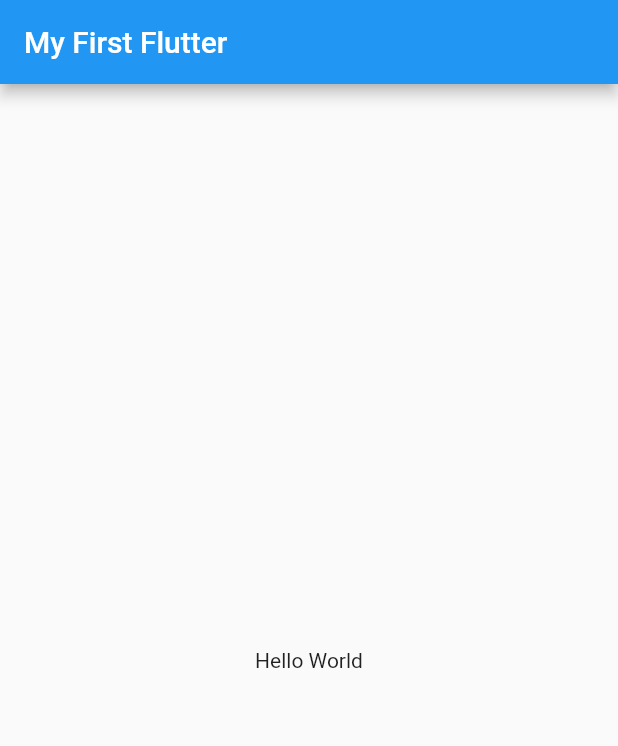
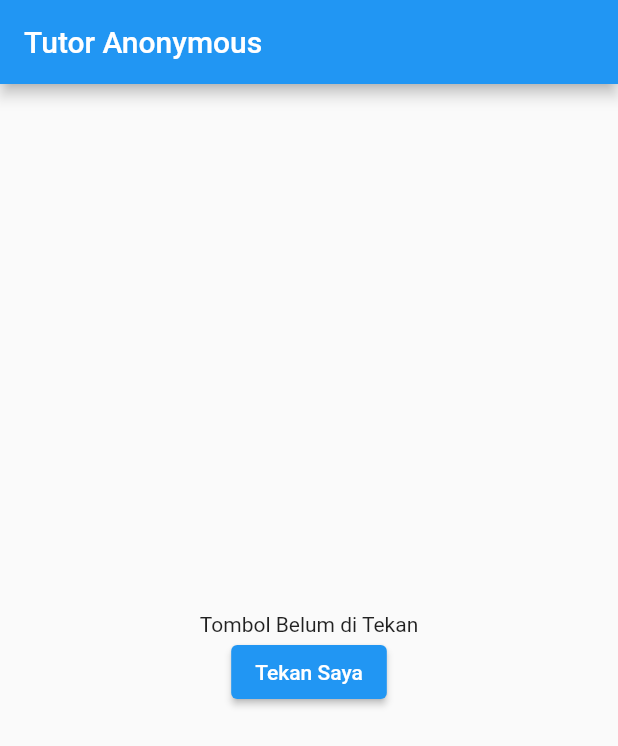
Before and after one commit to farabie/flutter_tutor, a Flutter app: the screen it shows after launch, after a tap on "06. Anonymous Method", on a phone screen of 412 x 824 dp. Shown: the top 746 px of the screen. Run offline on Flutter 3.47's test engine with Material 2 defaults, Android fonts, the phone set to English and light mode, and no system bars.

Commit message:
anonymous_flutter

```diff
--- /dev/null
+++ b/lib/anonymous_flutter.dart
@@ -0,0 +1,40 @@
+import 'package:flutter/material.dart';
+
+class AnonymousFlut extends StatefulWidget {
+  const AnonymousFlut({Key key}) : super(key: key);
+
+  @override
+  State<AnonymousFlut> createState() => _AnonymousFlutState();
+}
+
+class _AnonymousFlutState extends State<AnonymousFlut> {
+  String message = 'Tombol Belum di Tekan';
+  @override
+  Widget build(BuildContext context) {
+    return MaterialApp(
+      home: Scaffold(
+        appBar: AppBar(
+          title: Text('Tutor Anonymous'),
+        ),
+        body: Center(
+          child: Column(
+            mainAxisAlignment: MainAxisAlignment.center,
+            children: <Widget>[
+              Text(message),
+              ElevatedButton(
+                onPressed: () {
+                  //Anonymous method artinya method yang tidak punya nama
+                  //Method ini digunakan biasanya untuk fungsi yang hanya satu output saja
+                  setState(() {
+                    message = 'Tombol Sudah ditekan';
+                  });
+                },
+                child: Text('Tekan Saya'),
+              )
+            ],
+          ),
+        ),
+      ),
+    );
+  }
+}
--- a/lib/main.dart
+++ b/lib/main.dart
@@ -1,4 +1,5 @@
 import 'package:flutter/material.dart';
+import 'package:flutter_tutor/anonymous_flutter.dart';
 import 'package:flutter_tutor/container_flutter.dart';
 import 'package:flutter_tutor/first_flutter.dart';
 import 'package:flutter_tutor/row_column.dart';
@@ -176,7 +177,7 @@ class MyHomePage extends StatelessWidget {
                   onTap: () {
                     Navigator.push(context,
                         MaterialPageRoute(builder: (context) {
-                      return FirstFlutter();
+                      return AnonymousFlut();
                     }));
                   },
                   child: const Center(
```
